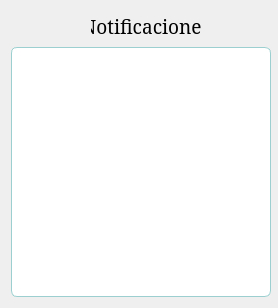
This is src/forms/notificationview.ui in damaro05/LawFirmPlatform as Qt 5 draws it before an edit. The edited form follows.
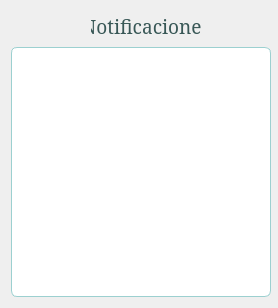
This is the edited form. Icons and pictures are not drawn.

Diff of the .ui file:
```diff
--- a/src/forms/notificationview.ui
+++ b/src/forms/notificationview.ui
@@ -106,6 +106,9 @@
            <pointsize>14</pointsize>
           </font>
          </property>
+         <property name="styleSheet">
+          <string notr="true">color: rgb(56, 87, 86);</string>
+         </property>
          <property name="text">
           <string>Notificaciones</string>
          </property>
```
